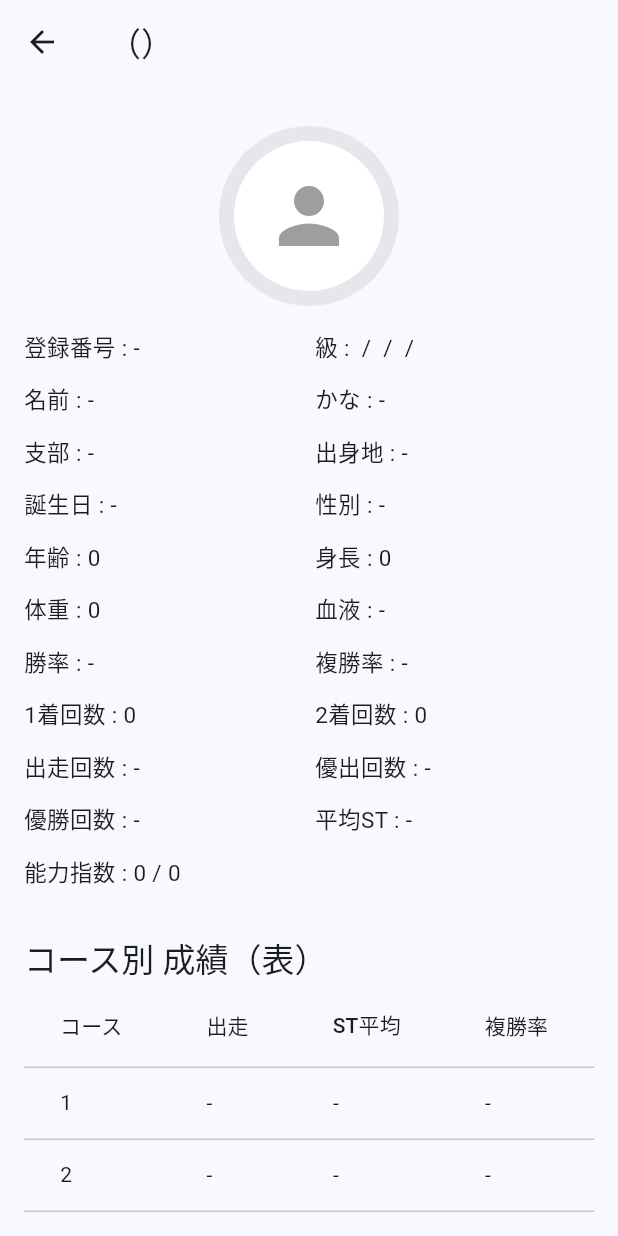
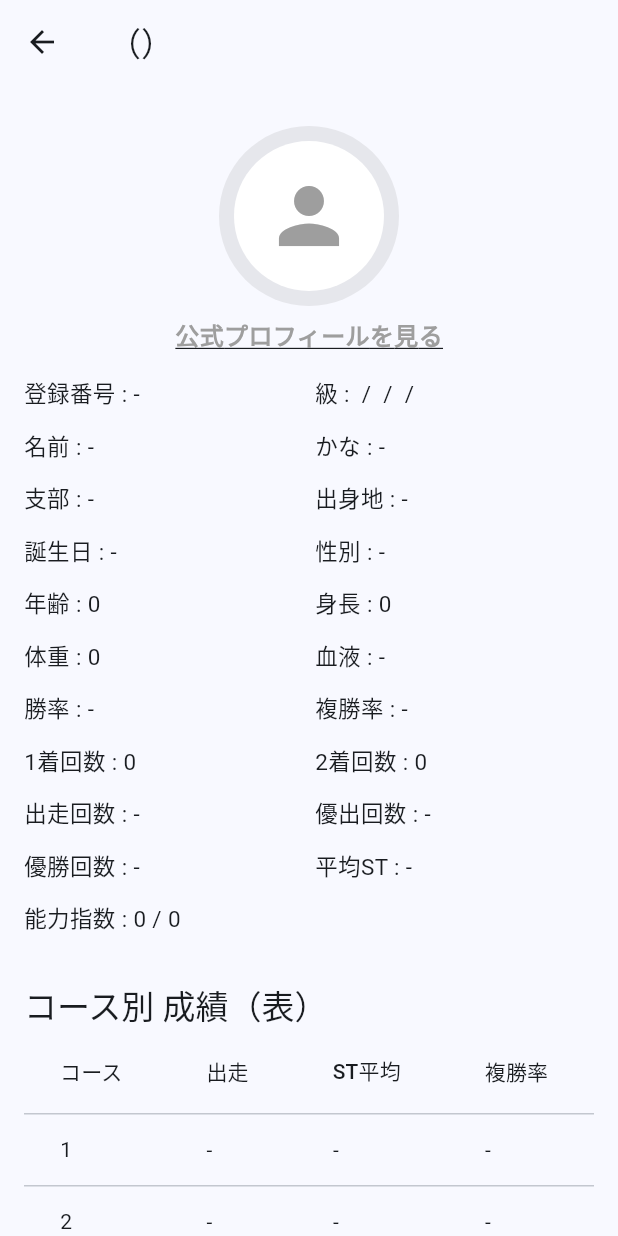
Before and after one commit to teru-kaji/boat_racer_databook, a Flutter app: the MemberDetailPage screen opened directly with empty values, on a phone screen of 412 x 824 dp. Run offline on Flutter 3.47's test engine with Material 3 defaults, Android fonts, the phone set to English and light mode, and no system bars; our stand-ins replace fl_chart, objectbox; accounts and stored records are empty; generated files the repository leaves out were written again; statements that could not run were skipped.

Commit message:
・"公式プロフィールを見る"を追加 ・選手写真をアイコン化、タップで公式ページを開く ・mainからdetail画面の移動を高速化するため、MemberオブジェクトのかわりにID(member.id)だけを渡す ・インデックスを増やして高速化 ・DataTimeから、次集計開始月に変換（20251=>2024/11) ・DataTime値から具体的な年月を表示 ・検索ボタンを追加 ・事故数の表の幅を広げる ・コース別事故件数に合計行を追記 ・コース別事故数の表追加 ・member_history_pageの1-4から0-5に変更 　member.dartを全項目対応化 ・選手の詳細情報（血液型、出身地など）追加 ・検索画面の性別、級別に””を追加、CircleAvatarに性別ごとに色分け ・member_history_page追加 ・検索画面修正 ・棒グラフ追加 ・dataTime(期)の最大値をデフォ ・検索フィールド追加 ・エラー復旧 ・エラーあり

```diff
--- a/lib/member_detail_page.dart
+++ b/lib/member_detail_page.dart
@@ -30,7 +30,7 @@ class _MemberDetailPageState extends State<MemberDetailPage> {
     _loadMemberData();
   }
 
-  //
+  // アイコン＋"公式プロフィールを見る" テキスト付き
   Widget buildMemberIcon(Member m) {
     final accent = genderAccentColor(m.sex);
 
@@ -39,8 +39,9 @@ class _MemberDetailPageState extends State<MemberDetailPage> {
         if (m.number == null || m.number!.isEmpty) return;
 
         final url = Uri.parse(
-          //"https://www.boatrace.jp/owpc/pc/data/racersearch/course?toban=${m.number}",
+          // "https://www.boatrace.jp/owpc/pc/data/racersearch/course?toban=${m.number}",
           "https://www.boatrace.jp/owsp/sp/data/racersearch/profile?toban=${m.number}",
+
         );
 
         final ok = await launchUrl(
@@ -49,34 +50,42 @@ class _MemberDetailPageState extends State<MemberDetailPage> {
         );
 
         if (!ok) {
-          // デバッグ用にエラー表示（任意）
           ScaffoldMessenger.of(context).showSnackBar(
             const SnackBar(content: Text('ブラウザを開けませんでした')),
           );
         }
       },
-
-      // onTap: () async {
-      //   if (m.number == null || m.number!.isEmpty) return;
-      //   final url = Uri.parse(
-      //     "https://www.boatrace.jp/owpc/pc/data/racersearch/course?toban=${m.number}",
-      //   );
-      //   if (await canLaunchUrl(url)) {
-      //     launchUrl(url, mode: LaunchMode.externalApplication);
-      //   }
-      // },
-      child: CircleAvatar(
+      child: Column(
+        mainAxisSize: MainAxisSize.min,
+        children: [
+          // アイコン部分
+          CircleAvatar(
             radius: 60,
-        backgroundColor: accent.withOpacity(0.2), // 薄いアクセント色
+            backgroundColor: accent.withOpacity(0.2),
             child: CircleAvatar(
               radius: 50,
-          backgroundColor: Colors.white, // 白ベース
+              backgroundColor: Colors.white,
               child: Icon(
                 Icons.person,
                 size: 60,
-            color: accent, // アクセント色（男女別）
+                color: accent,
               ),
             ),
+          ),
+
+          const SizedBox(height: 8),
+
+          // テキスト部分
+          Text(
+            "公式プロフィールを見る",
+            style: TextStyle(
+              color: accent,
+              fontSize: 16,
+              fontWeight: FontWeight.bold,
+              decoration: TextDecoration.underline, // リンクっぽく
+            ),
+          ),
+        ],
       ),
     );
   }
```
Lines whose indentation alone changed are shown as unchanged.
